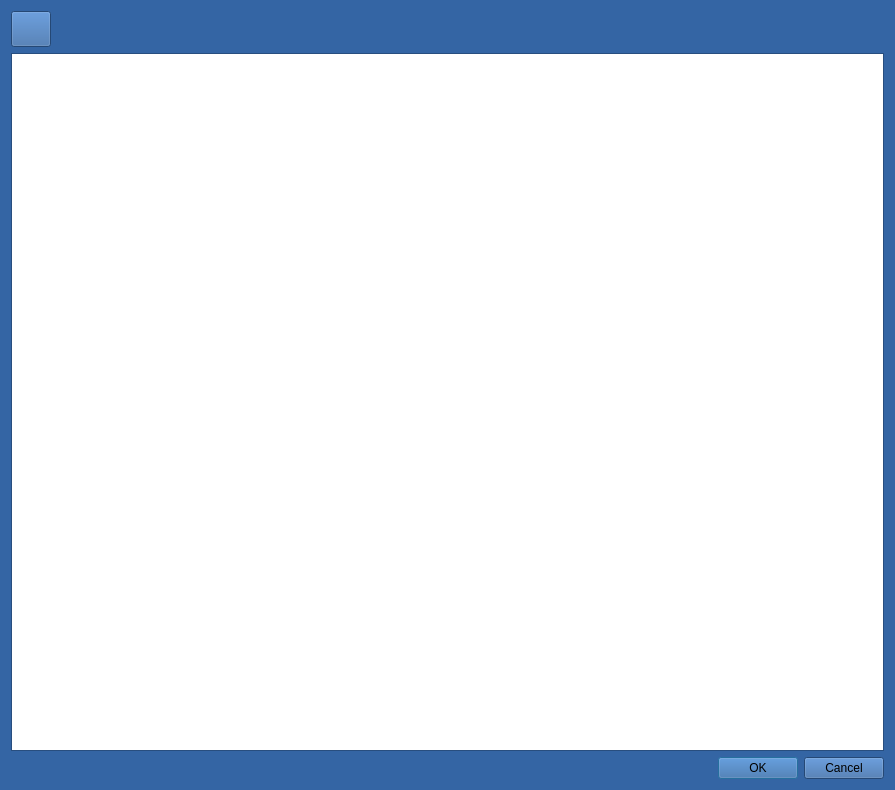
This is handlowceDialog.ui in militia11/shoes as Qt 5 draws it before an edit. The edited form follows.
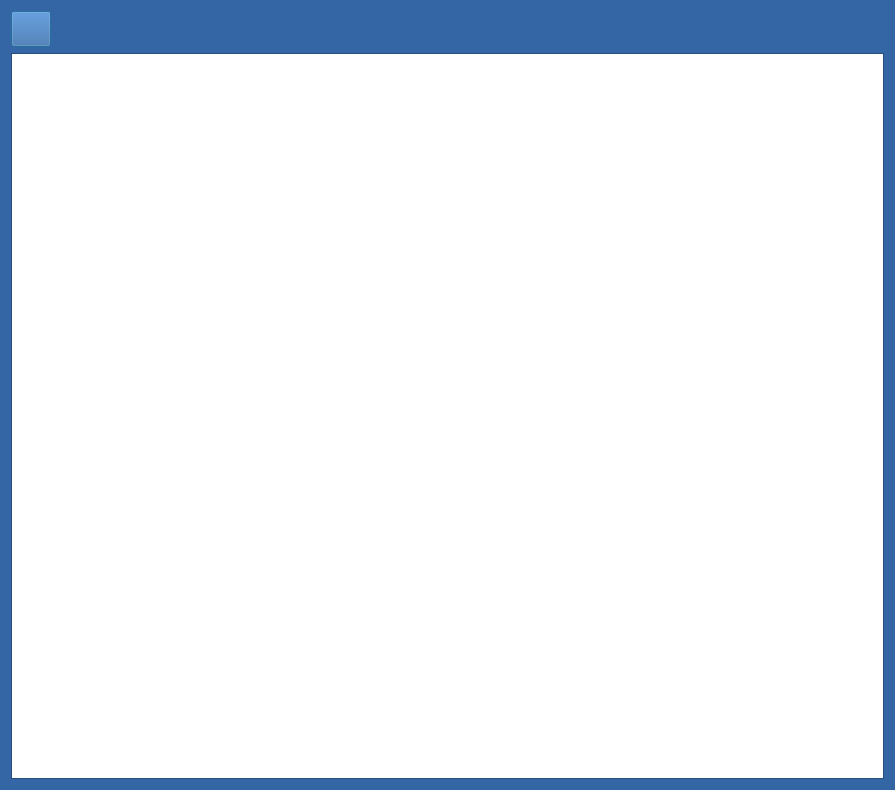
This is the edited form. Icons and pictures are not drawn.

```diff
--- a/handlowceDialog.ui
+++ b/handlowceDialog.ui
@@ -491,33 +491,6 @@
      </property>
     </widget>
    </item>
-   <item>
-    <layout class="QHBoxLayout" name="horizontalLayout_3">
-     <item>
-      <spacer name="horizontalSpacer_5">
-       <property name="orientation">
-        <enum>Qt::Horizontal</enum>
-       </property>
-       <property name="sizeHint" stdset="0">
-        <size>
-         <width>40</width>
-         <height>20</height>
-        </size>
-       </property>
-      </spacer>
-     </item>
-     <item>
-      <widget class="QDialogButtonBox" name="buttonBox">
-       <property name="orientation">
-        <enum>Qt::Horizontal</enum>
-       </property>
-       <property name="standardButtons">
-        <set>QDialogButtonBox::Cancel|QDialogButtonBox::Ok</set>
-       </property>
-      </widget>
-     </item>
-    </layout>
-   </item>
   </layout>
  </widget>
  <resources>
```
Left out of the diff: 35 changed lines with no effect on the pictures.
